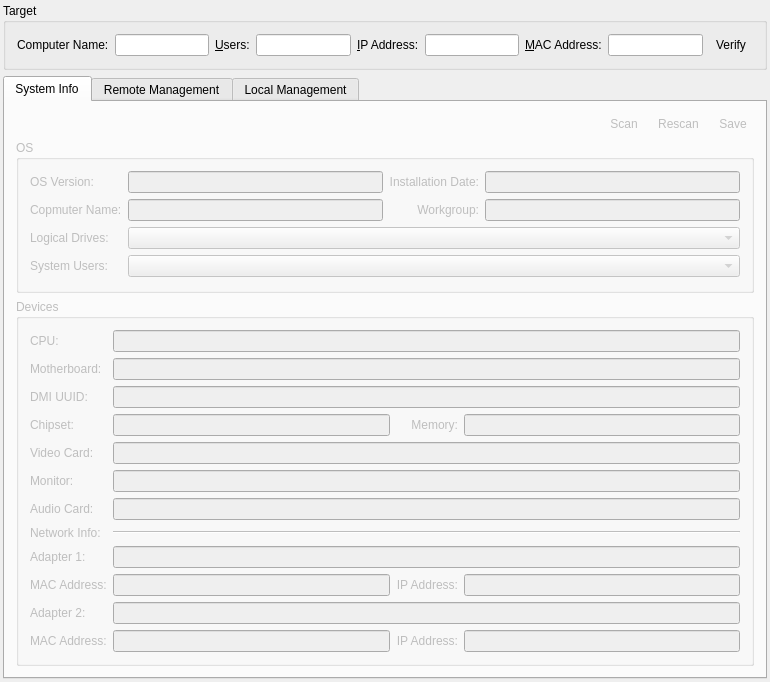
RallyWRT/qtapplications, file APP/src/managementsystem/plugins/controlcenter/systemmanagement/systemmanagementwidget.ui: the form before one commit.
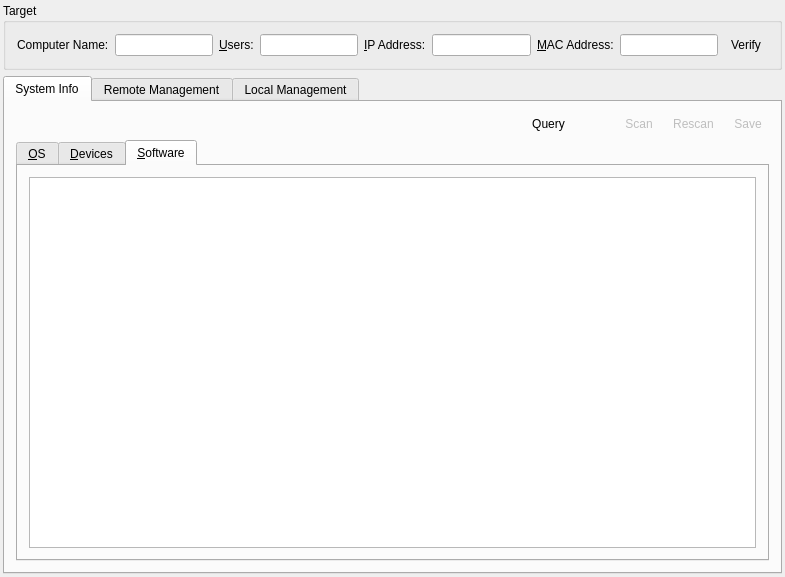
The form after the commit. The open tabs and pages were chosen to show the change. Icons and pictures are not drawn.

The edit to the form file:
```diff
--- a/APP/src/managementsystem/plugins/controlcenter/systemmanagement/systemmanagementwidget.ui
+++ b/APP/src/managementsystem/plugins/controlcenter/systemmanagement/systemmanagementwidget.ui
@@ -6,8 +6,8 @@
    <rect>
     <x>0</x>
     <y>0</y>
-    <width>770</width>
-    <height>610</height>
+    <width>785</width>
+    <height>536</height>
    </rect>
   </property>
   <property name="sizePolicy">
@@ -118,8 +118,8 @@
       <attribute name="title">
        <string>System Info</string>
       </attribute>
-      <layout class="QGridLayout" name="gridLayout_8">
-       <item row="0" column="0">
+      <layout class="QVBoxLayout" name="verticalLayout_4">
+       <item>
         <layout class="QHBoxLayout" name="horizontalLayout_2">
          <item>
           <widget class="QLabel" name="labelReportCreationTime">
@@ -144,6 +144,36 @@
            </property>
           </spacer>
          </item>
+         <item>
+          <widget class="QToolButton" name="toolButtonQuerySystemInfo">
+           <property name="text">
+            <string>Query</string>
+           </property>
+           <property name="icon">
+            <iconset resource="../controlcenter.qrc">
+             <normaloff>:/icon/resources/images/querydatabase.png</normaloff>:/icon/resources/images/querydatabase.png</iconset>
+           </property>
+           <property name="autoRaise">
+            <bool>true</bool>
+           </property>
+          </widget>
+         </item>
+         <item>
+          <spacer name="horizontalSpacer_2">
+           <property name="orientation">
+            <enum>Qt::Horizontal</enum>
+           </property>
+           <property name="sizeType">
+            <enum>QSizePolicy::Preferred</enum>
+           </property>
+           <property name="sizeHint" stdset="0">
+            <size>
+             <width>40</width>
+             <height>20</height>
+            </size>
+           </property>
+          </spacer>
+         </item>
          <item>
           <widget class="QToolButton" name="toolButtonRequestSystemInfo">
            <property name="enabled">
@@ -215,7 +245,23 @@
          </item>
         </layout>
        </item>
-       <item row="1" column="0">
+       <item>
+        <widget class="QTabWidget" name="tabWidgetSystemInfo">
+         <property name="tabPosition">
+          <enum>QTabWidget::North</enum>
+         </property>
+         <property name="tabShape">
+          <enum>QTabWidget::Rounded</enum>
+         </property>
+         <property name="currentIndex">
+          <number>0</number>
+         </property>
+         <widget class="QWidget" name="tabOS">
+          <attribute name="title">
+           <string>&amp;OS</string>
+          </attribute>
+          <layout class="QVBoxLayout" name="verticalLayout">
+           <item>
         <widget class="QGroupBox" name="osGroupBox">
          <property name="enabled">
           <bool>false</bool>
@@ -318,14 +364,34 @@
           <item row="2" column="0">
            <widget class="QLabel" name="logicalDrivesLabel">
             <property name="text">
-             <string>Logical Drives:</string>
+                 <string>Disk Drives:</string>
             </property>
            </widget>
           </item>
          </layout>
         </widget>
        </item>
-       <item row="2" column="0">
+           <item>
+            <spacer name="verticalSpacer_2">
+             <property name="orientation">
+              <enum>Qt::Vertical</enum>
+             </property>
+             <property name="sizeHint" stdset="0">
+              <size>
+               <width>20</width>
+               <height>217</height>
+              </size>
+             </property>
+            </spacer>
+           </item>
+          </layout>
+         </widget>
+         <widget class="QWidget" name="tabDevices">
+          <attribute name="title">
+           <string>&amp;Devices</string>
+          </attribute>
+          <layout class="QVBoxLayout" name="verticalLayout_2">
+           <item>
         <widget class="QGroupBox" name="devicesInfoGroupBox">
          <property name="enabled">
           <bool>false</bool>
@@ -575,6 +641,77 @@
            </widget>
           </item>
          </layout>
+            </widget>
+           </item>
+           <item>
+            <spacer name="verticalSpacer_3">
+             <property name="orientation">
+              <enum>Qt::Vertical</enum>
+             </property>
+             <property name="sizeHint" stdset="0">
+              <size>
+               <width>20</width>
+               <height>40</height>
+              </size>
+             </property>
+            </spacer>
+           </item>
+          </layout>
+         </widget>
+         <widget class="QWidget" name="tabSoftware">
+          <attribute name="title">
+           <string>&amp;Software</string>
+          </attribute>
+          <layout class="QVBoxLayout" name="verticalLayout_3">
+           <item>
+            <widget class="QTableWidget" name="tableWidgetSoftware">
+             <property name="selectionMode">
+              <enum>QAbstractItemView::SingleSelection</enum>
+             </property>
+             <property name="selectionBehavior">
+              <enum>QAbstractItemView::SelectRows</enum>
+             </property>
+             <attribute name="horizontalHeaderVisible">
+              <bool>false</bool>
+             </attribute>
+             <attribute name="horizontalHeaderStretchLastSection">
+              <bool>true</bool>
+             </attribute>
+             <attribute name="horizontalHeaderStretchLastSection">
+              <bool>true</bool>
+             </attribute>
+             <attribute name="horizontalHeaderVisible">
+              <bool>false</bool>
+             </attribute>
+             <column>
+              <property name="text">
+               <string>Name</string>
+              </property>
+             </column>
+             <column>
+              <property name="text">
+               <string>Version</string>
+              </property>
+             </column>
+             <column>
+              <property name="text">
+               <string>Size</string>
+              </property>
+             </column>
+             <column>
+              <property name="text">
+               <string>Date</string>
+              </property>
+             </column>
+             <column>
+              <property name="text">
+               <string>Publisher</string>
+              </property>
+             </column>
+            </widget>
+           </item>
+          </layout>
+         </widget>
         </widget>
        </item>
       </layout>
```
Left out of the diff: 6 changed lines with no effect on the pictures. Lines whose indentation alone changed are shown as unchanged.
